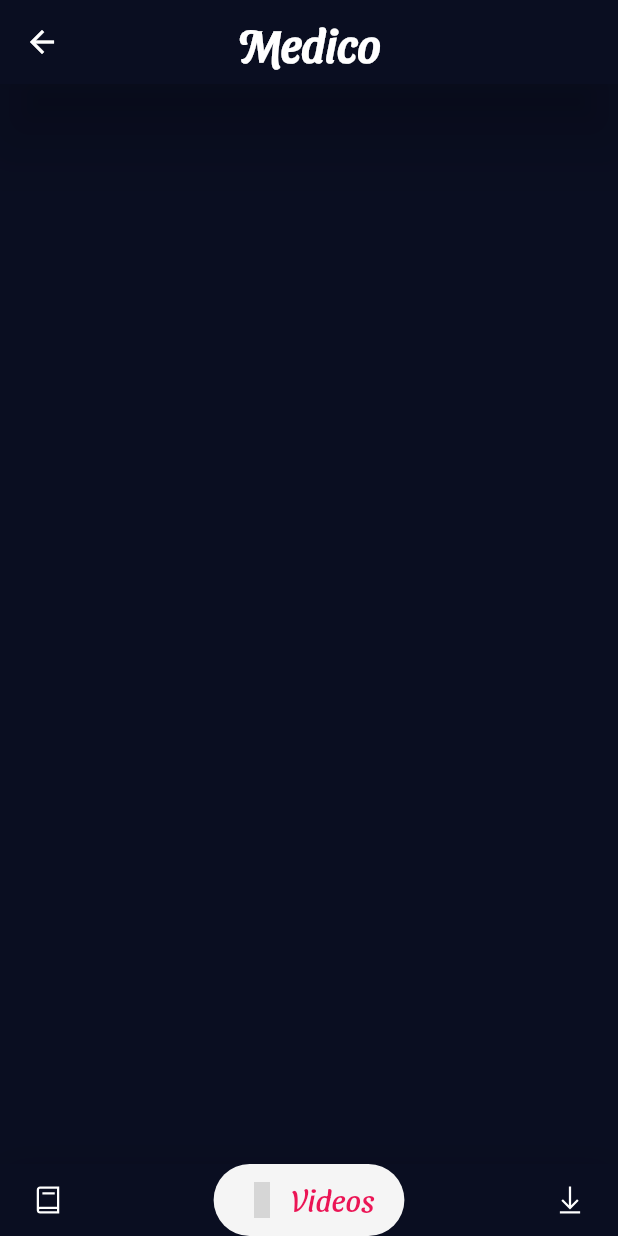
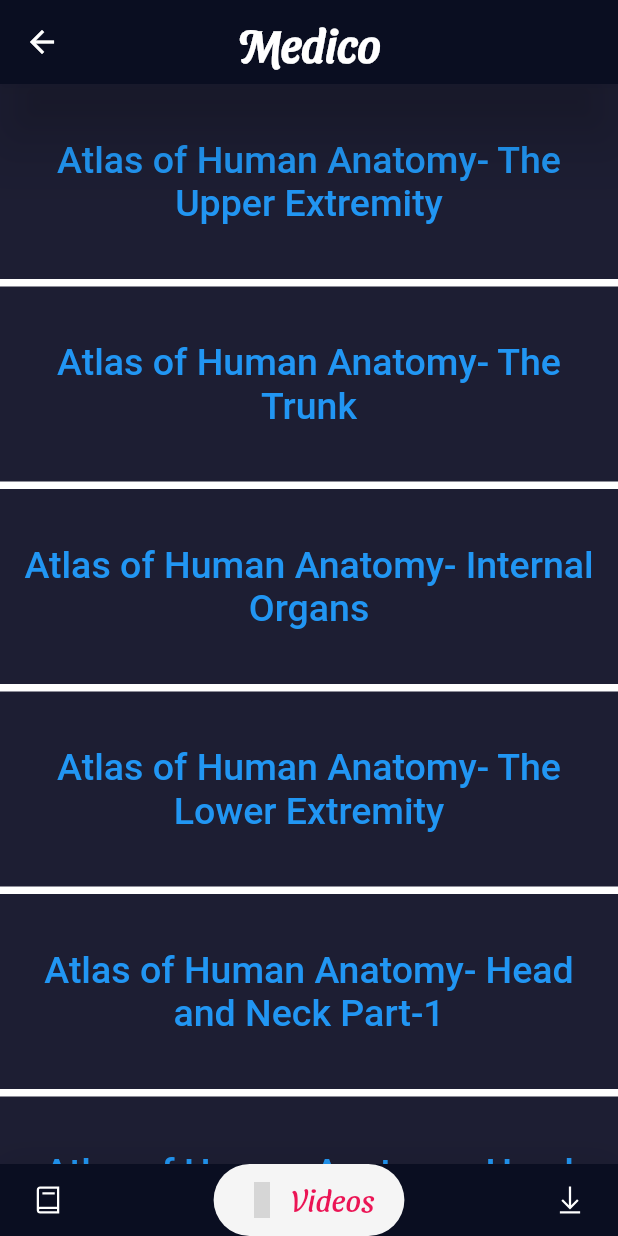
Before and after one commit to Soham2207/app_for_medicos, a Flutter app: the Screentwo screen opened directly, item 2 of the bottom bar chosen, on a phone screen of 412 x 824 dp. Run offline on Flutter 3.47's test engine with Material 2 defaults, Android fonts, the phone set to English and light mode, and no system bars; drawn by our look-alikes of google_nav_bar; our stand-ins replace fluttertoast, line_icons; grey boxes are pictures that could not be loaded.

Commit message:
My Fourth Commit

```diff
--- a/lib/Screentwo.dart
+++ b/lib/Screentwo.dart
@@ -10,8 +10,6 @@
 }
 
 class _ScreentwoState extends State<Screentwo> {
-  LaunchUrl launchUrl = LaunchUrl();
-
   int _selectedIndex = 0;
   List<Widget> _widgetOptions = <Widget>[
     ListView(
@@ -48,8 +46,9 @@
                   ),
                   Expanded(
                     child: TextButton(
-                      onPressed: () async {
-                        LaunchUrlState().setstate('https://t.me/MedFlix_2/28');
+                      onPressed: () {
+                        LaunchUrlState()
+                            .openTelegram('https://t.me/MedFlix_2/28');
                       },
                       child: Text(
                         'Open in Telegram',
@@ -101,7 +100,7 @@
                   Expanded(
                     child: TextButton(
                       onPressed: () {
-                        LaunchUrlState().setstate('https://t.me/MedFlix_2/37');
+                        LaunchUrlState().openTelegram('');
                       },
                       child: Text(
                         'Open in Telegram',
@@ -153,7 +152,7 @@
                   Expanded(
                     child: TextButton(
                       onPressed: () {
-                        LaunchUrlState().setstate('https://t.me/MedFlix_2/38');
+                        LaunchUrlState().openTelegram('');
                       },
                       child: Text(
                         'Open in Telegram',
@@ -205,7 +204,7 @@
                   Expanded(
                     child: TextButton(
                       onPressed: () {
-                        LaunchUrlState().setstate('https://t.me/MedFlix_2/46');
+                        LaunchUrlState().openTelegram('');
                       },
                       child: Text(
                         'Open in Telegram',
@@ -257,7 +256,7 @@
                   Expanded(
                     child: TextButton(
                       onPressed: () {
-                        LaunchUrlState().setstate('https://t.me/MedFlix_2/78');
+                        LaunchUrlState().openTelegram('');
                       },
                       child: Text(
                         'Open in Telegram',
@@ -309,7 +308,7 @@
                   Expanded(
                     child: TextButton(
                       onPressed: () {
-                        LaunchUrlState().setstate('https://t.me/MedFlix_2/80');
+                        LaunchUrlState().openTelegram('');
                       },
                       child: Text(
                         'Open in Telegram',
@@ -361,7 +360,7 @@
                   Expanded(
                     child: TextButton(
                       onPressed: () {
-                        LaunchUrlState().setstate('https://t.me/MedFlix_2/643');
+                        LaunchUrlState().openTelegram('');
                       },
                       child: Text(
                         'Open in Telegram',
@@ -413,7 +412,7 @@
                   Expanded(
                     child: TextButton(
                       onPressed: () {
-                        LaunchUrlState().setstate('https://t.me/MedFlix_2/15');
+                        LaunchUrlState().openTelegram('');
                       },
                       child: Text(
                         'Open in Telegram',
@@ -465,7 +464,7 @@
                   Expanded(
                     child: TextButton(
                       onPressed: () {
-                        LaunchUrlState().setstate('https://t.me/MedFlix_2/17');
+                        LaunchUrlState().openTelegram('');
                       },
                       child: Text(
                         'Open in Telegram',
@@ -517,7 +516,7 @@
                   Expanded(
                     child: TextButton(
                       onPressed: () {
-                        LaunchUrlState().setstate('https://t.me/MedFlix_2/18');
+                        LaunchUrlState().openTelegram('');
                       },
                       child: Text(
                         'Open in Telegram',
@@ -569,7 +568,7 @@
                   Expanded(
                     child: TextButton(
                       onPressed: () {
-                        LaunchUrlState().setstate('https://t.me/MedFlix_2/21');
+                        LaunchUrlState().openTelegram('');
                       },
                       child: Text(
                         'Open in Telegram',
@@ -621,7 +620,7 @@
                   Expanded(
                     child: TextButton(
                       onPressed: () {
-                        LaunchUrlState().setstate('https://t.me/MedFlix_2/82');
+                        LaunchUrlState().openTelegram('');
                       },
                       child: Text(
                         'Open in Telegram',
@@ -673,7 +672,7 @@
                   Expanded(
                     child: TextButton(
                       onPressed: () {
-                        LaunchUrlState().setstate('https://t.me/MedFlix_2/459');
+                        LaunchUrlState().openTelegram('');
                       },
                       child: Text(
                         'Open in Telegram',
@@ -725,7 +724,7 @@
                   Expanded(
                     child: TextButton(
                       onPressed: () {
-                        LaunchUrlState().setstate('https://t.me/MedFlix_2/455');
+                        LaunchUrlState().openTelegram('');
                       },
                       child: Text(
                         'Open in Telegram',
@@ -777,8 +776,7 @@
                   Expanded(
                     child: TextButton(
                       onPressed: () {
-                        LaunchUrlState()
-                            .setstate('https://t.me/MedFlix_2/1547');
+                        LaunchUrlState().openTelegram('');
                       },
                       child: Text(
                         'Open in Telegram',
@@ -830,8 +828,7 @@
                   Expanded(
                     child: TextButton(
                       onPressed: () {
-                        LaunchUrlState()
-                            .setstate('https://t.me/MedFlix_2/1343');
+                        LaunchUrlState().openTelegram('');
                       },
                       child: Text(
                         'Open in Telegram',
@@ -883,8 +880,7 @@
                   Expanded(
                     child: TextButton(
                       onPressed: () {
-                        LaunchUrlState()
-                            .setstate('https://t.me/docinmayking/1227');
+                        LaunchUrlState().openTelegram('');
                       },
                       child: Text(
                         'Open in Telegram',
@@ -936,7 +932,7 @@
                   Expanded(
                     child: TextButton(
                       onPressed: () {
-                        LaunchUrlState().setstate('https://t.me/MedFlix_2/12');
+                        LaunchUrlState().openTelegram('');
                       },
                       child: Text(
                         'Open in Telegram',
@@ -988,7 +984,7 @@
                   Expanded(
                     child: TextButton(
                       onPressed: () {
-                        LaunchUrlState().setstate('https://t.me/MedFlix_2/13');
+                        LaunchUrlState().openTelegram('');
                       },
                       child: Text(
                         'Open in Telegram',
@@ -1040,7 +1036,7 @@
                   Expanded(
                     child: TextButton(
                       onPressed: () {
-                        LaunchUrlState().setstate('https://t.me/MedFlix_2/14');
+                        LaunchUrlState().openTelegram('');
                       },
                       child: Text(
                         'Open in Telegram',
@@ -1092,7 +1088,7 @@
                   Expanded(
                     child: TextButton(
                       onPressed: () {
-                        LaunchUrlState().setstate('https://t.me/MedFlix_2/73');
+                        LaunchUrlState().openTelegram('');
                       },
                       child: Text(
                         'Open in Telegram',
@@ -1110,8 +1106,138 @@
         ),
       ],
     ),
-    Container(
-      color: Color(0xFF0A0E21),
+    ListView(
+      children: <Widget>[
+        Container(
+          width: 130.0,
+          height: 130.0,
+          color: Color(0xFF1D1E33),
+          child: TextButton(
+            onPressed: () {
+              LaunchUrlState()
+                  .openTelegram('https://t.me/Essential_Anatomy/263');
+            },
+            child: Text(
+              'Atlas of Human Anatomy- The Upper Extremity',
+              textAlign: TextAlign.center,
+              style: TextStyle(
+                color: Colors.blue,
+                fontSize: 25.0,
+              ),
+            ),
+          ),
+        ),
+        Divider(
+          height: 5.0,
+        ),
+        Container(
+          width: 130.0,
+          height: 130.0,
+          color: Color(0xFF1D1E33),
+          child: TextButton(
+            onPressed: () async {
+              LaunchUrlState()
+                  .openTelegram('https://t.me/Essential_Anatomy/264');
+            },
+            child: Text(
+              'Atlas of Human Anatomy- The Trunk',
+              textAlign: TextAlign.center,
+              style: TextStyle(
+                color: Colors.blue,
+                fontSize: 25.0,
+              ),
+            ),
+          ),
+        ),
+        Divider(
+          height: 5.0,
+        ),
+        Container(
+          width: 130.0,
+          height: 130.0,
+          color: Color(0xFF1D1E33),
+          child: TextButton(
+            onPressed: () async {
+              LaunchUrlState()
+                  .openTelegram('https://t.me/Essential_Anatomy/265');
+            },
+            child: Text(
+              'Atlas of Human Anatomy- Internal Organs',
+              textAlign: TextAlign.center,
+              style: TextStyle(
+                color: Colors.blue,
+                fontSize: 25.0,
+              ),
+            ),
+          ),
+        ),
+        Divider(
+          height: 5.0,
+        ),
+        Container(
+          width: 130.0,
+          height: 130.0,
+          color: Color(0xFF1D1E33),
+          child: TextButton(
+            onPressed: () async {
+              LaunchUrlState()
+                  .openTelegram('https://t.me/Essential_Anatomy/266');
+            },
+            child: Text(
+              'Atlas of Human Anatomy- The Lower Extremity',
+              textAlign: TextAlign.center,
+              style: TextStyle(
+                color: Colors.blue,
+                fontSize: 25.0,
+              ),
+            ),
+          ),
+        ),
+        Divider(
+          height: 5.0,
+        ),
+        Container(
+          width: 130.0,
+          height: 130.0,
+          color: Color(0xFF1D1E33),
+          child: TextButton(
+            onPressed: () async {
+              LaunchUrlState()
+                  .openTelegram('https://t.me/Essential_Anatomy/267');
+            },
+            child: Text(
+              'Atlas of Human Anatomy- Head and Neck Part-1',
+              textAlign: TextAlign.center,
+              style: TextStyle(
+                color: Colors.blue,
+                fontSize: 25.0,
+              ),
+            ),
+          ),
+        ),
+        Divider(
+          height: 5.0,
+        ),
+        Container(
+          width: 130.0,
+          height: 130.0,
+          color: Color(0xFF1D1E33),
+          child: TextButton(
+            onPressed: () async {
+              LaunchUrlState()
+                  .openTelegram('https://t.me/Essential_Anatomy/268');
+            },
+            child: Text(
+              'Atlas of Human Anatomy- Head and Neck Part-2',
+              textAlign: TextAlign.center,
+              style: TextStyle(
+                color: Colors.blue,
+                fontSize: 25.0,
+              ),
+            ),
+          ),
+        ),
+      ],
     ),
     Container(
       color: Color(0xFF0A0E21),
--- /dev/null
+++ b/lib/pdfFirebase.dart
@@ -0,0 +1 @@
+import 'package:flutter/material.dart';
```
Also changed, not shown: lib/launchUrl.dart (+1 -6 lines), 3 other files.
